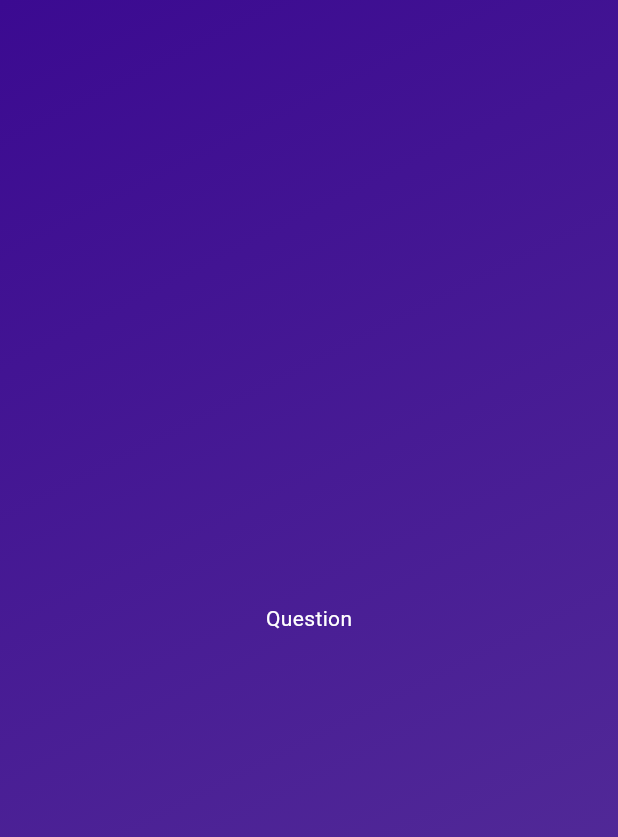
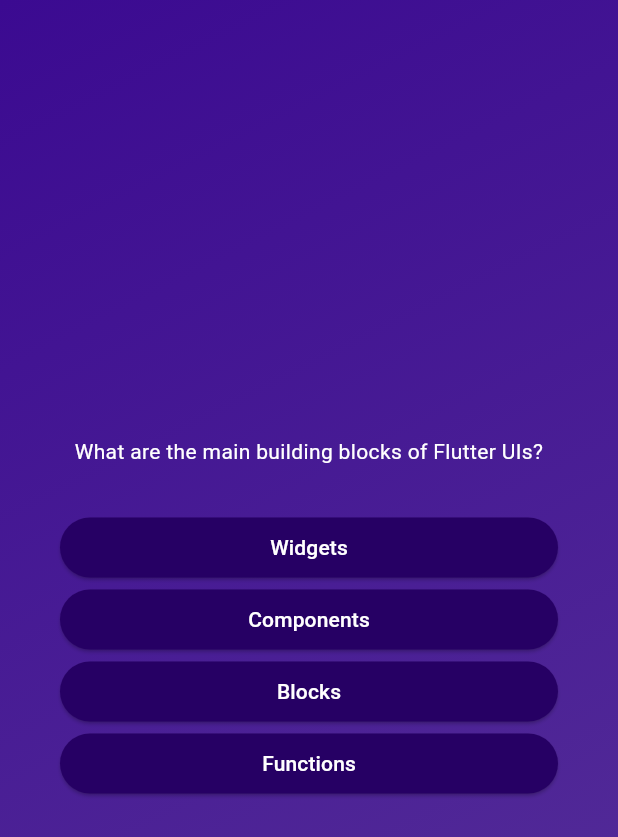
Before and after one commit to satviksriv/quiz_app, a Flutter app: the screen it shows after launch, after a tap on "Start Quiz", on a phone screen of 412 x 824 dp. Shown: the top 837 px of the screen. Run offline on Flutter 3.47's test engine with Material 3 defaults, Android fonts, the phone set to English and light mode, and no system bars.

Commit message:
Built basic skeleton of question page and added models

```diff
--- /dev/null
+++ b/lib/answer_button.dart
@@ -0,0 +1,26 @@
+import 'package:flutter/material.dart';
+
+class AnswerButton extends StatelessWidget {
+  const AnswerButton(
+      {required this.answerText, required this.onTap, super.key});
+
+  final String answerText;
+  final void Function() onTap;
+
+  @override
+  Widget build(context) {
+    return ElevatedButton(
+      onPressed: onTap,
+      style: ElevatedButton.styleFrom(
+        padding: const EdgeInsets.symmetric(
+          vertical: 10,
+          horizontal: 40,
+        ),
+        backgroundColor: const Color.fromARGB(255, 38, 0, 100),
+        foregroundColor: Colors.white,
+        shape: RoundedRectangleBorder(borderRadius: BorderRadius.circular(40)),
+      ),
+      child: Text(answerText),
+    );
+  }
+}
--- /dev/null
+++ b/lib/data/questions.dart
@@ -0,0 +1,55 @@
+import 'package:quiz_app/models/quiz_question.dart';
+
+const questions = [
+  QuizQuestion(
+    'What are the main building blocks of Flutter UIs?',
+    [
+      'Widgets',
+      'Components',
+      'Blocks',
+      'Functions',
+    ],
+  ),
+  QuizQuestion('How are Flutter UIs built?', [
+    'By combining widgets in code',
+    'By combining widgets in a visual editor',
+    'By defining widgets in config files',
+    'By using XCode for iOS and Android Studio for Android',
+  ]),
+  QuizQuestion(
+    'What\'s the purpose of a StatefulWidget?',
+    [
+      'Update UI as data changes',
+      'Update data as UI changes',
+      'Ignore data changes',
+      'Render UI that does not depend on data',
+    ],
+  ),
+  QuizQuestion(
+    'Which widget should you try to use more often: StatelessWidget or StatefulWidget?',
+    [
+      'StatelessWidget',
+      'StatefulWidget',
+      'Both are equally good',
+      'None of the above',
+    ],
+  ),
+  QuizQuestion(
+    'What happens if you change data in a StatelessWidget?',
+    [
+      'The UI is not updated',
+      'The UI is updated',
+      'The closest StatefulWidget is updated',
+      'Any nested StatefulWidgets are updated',
+    ],
+  ),
+  QuizQuestion(
+    'How should you update data inside of StatefulWidgets?',
+    [
+      'By calling setState()',
+      'By calling updateData()',
+      'By calling updateUI()',
+      'By calling updateState()',
+    ],
+  ),
+];
--- /dev/null
+++ b/lib/models/quiz_question.dart
@@ -0,0 +1,6 @@
+class QuizQuestion {
+  const QuizQuestion(this.question, this.answers);
+
+  final String question;
+  final List<String> answers;
+}
--- a/lib/questions_page.dart
+++ b/lib/questions_page.dart
@@ -1,4 +1,6 @@
 import 'package:flutter/material.dart';
+import 'package:quiz_app/answer_button.dart';
+import 'package:quiz_app/data/questions.dart';
 
 class QuestionsPage extends StatefulWidget {
   const QuestionsPage({super.key});
@@ -10,17 +12,29 @@ class QuestionsPage extends StatefulWidget {
 }
 
 class _QuestionsPageState extends State<QuestionsPage> {
+  final currentQuestion = questions[0];
+
   @override
   Widget build(context) {
-    return const Center(
-      child: Column(
-        mainAxisSize: MainAxisSize.min,
-        children: [
-          Text(
-            "Question",
-            style: TextStyle(color: Colors.white),
-          ),
-        ],
+    return SizedBox(
+      width: double.infinity,
+      child: Container(
+        margin: const EdgeInsets.all(40),
+        child: Column(
+          mainAxisAlignment: MainAxisAlignment.center,
+          crossAxisAlignment: CrossAxisAlignment.stretch,
+          children: [
+            Text(
+              currentQuestion.question,
+              style: const TextStyle(color: Colors.white),
+              textAlign: TextAlign.center,
+            ),
+            const SizedBox(height: 30),
+            ...currentQuestion.answers.map((answer) {
+              return AnswerButton(answerText: answer, onTap: () {});
+            })
+          ],
+        ),
       ),
     );
   }
```
